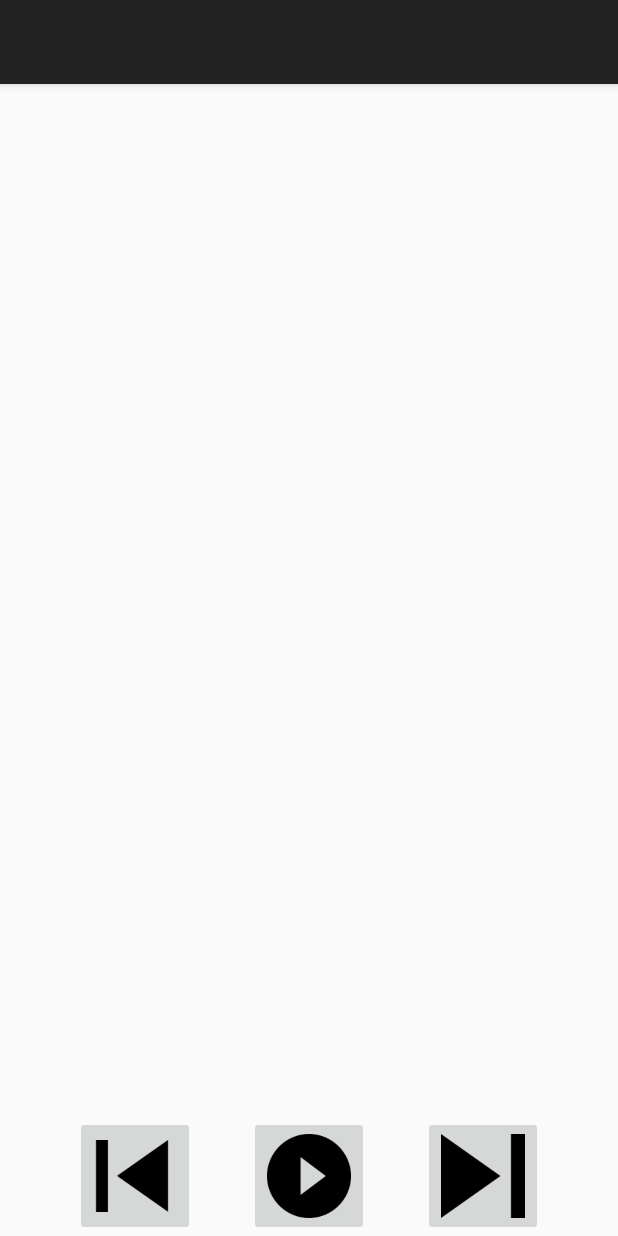
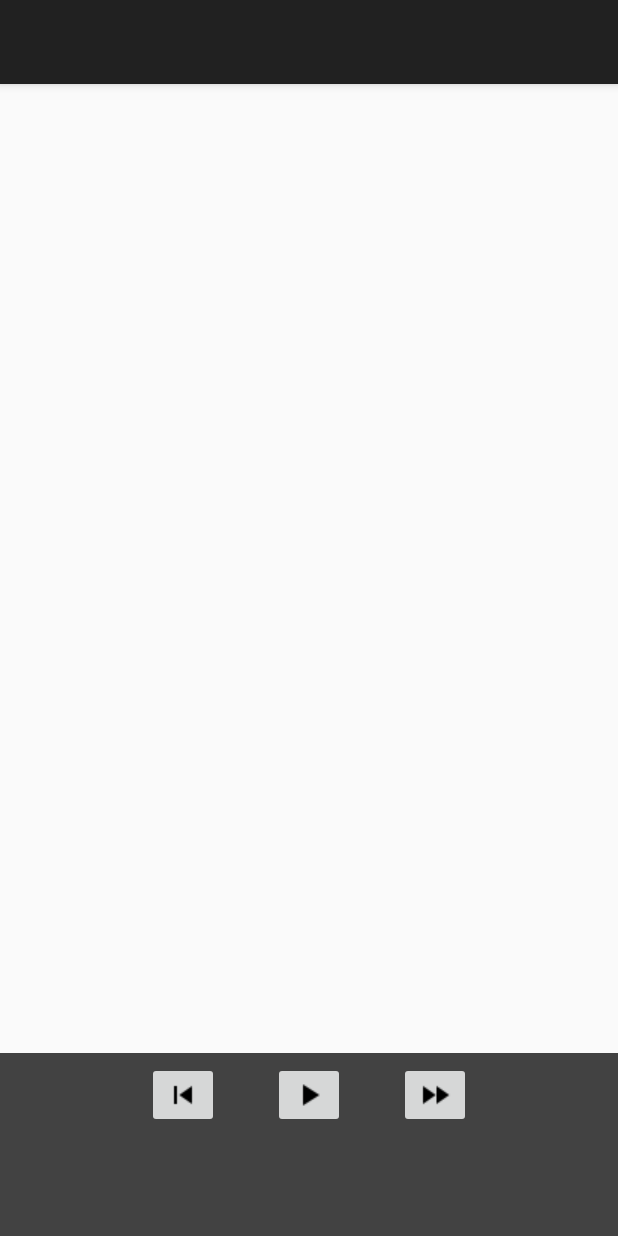
Before and after one commit to nikhilchakravartula/EMOTION-BASED-MUSIC-PLAYER, an Android app: the PlayActivity screen opened directly, with no data from a screen before it, on a phone screen of 412 x 824 dp. Run offline under Robolectric (Android 15) with nearby library versions, the light colour scheme and no system bars.

Commit message:
all working fine

```diff
--- a/app/src/main/java/com/example/emotionplayer/MusicPlayer.java
+++ b/app/src/main/java/com/example/emotionplayer/MusicPlayer.java
@@ -60,7 +60,9 @@ import java.text.SimpleDateFormat;
 import java.util.ArrayList;
 import java.util.Calendar;
 import java.util.Comparator;
+import java.util.Locale;
 import java.util.PriorityQueue;
+import java.util.TimeZone;
 import java.util.concurrent.atomic.AtomicReferenceArray;
 
 
@@ -156,22 +158,27 @@ public class MusicPlayer extends AppCompatActivity implements OnItemClickListene
                 timePicker=(TimePicker) view_time.findViewById(R.id.time_picker_id);
                 //SimpleDateFormat f=new SimpleDateFormat("yyyyMMddHHmmss");
                 Calendar c = Calendar.getInstance();
+
                 c.set(Calendar.YEAR, datePicker.getYear());
-                c.set(Calendar.MONTH, datePicker.getMonth());
+                c.set(Calendar.MONTH, (datePicker.getMonth()));
                 c.set(Calendar.DAY_OF_MONTH, datePicker.getDayOfMonth());
+                //System.out.print("date\t"+datePicker.getYear()+"\t"+(datePicker.getMonth()+1)+"\t"+datePicker.getDayOfMonth());
                 if(Build.VERSION.SDK_INT>=23) {
                     c.set(Calendar.HOUR, timePicker.getHour());
                     c.set(Calendar.MINUTE, timePicker.getMinute());
+                    System.out.print("time\t"+timePicker.getHour()+timePicker.getMinute());
                 }
                 else
                 {
                     c.set(Calendar.HOUR, timePicker.getCurrentHour());
                     c.set(Calendar.MINUTE, timePicker.getCurrentMinute());
+                    System.out.print("time deprecated\t"+timePicker.getCurrentHour()+timePicker.getCurrentMinute());
                 }
                 c.set(Calendar.SECOND,0);
                 c.set(Calendar.MILLISECOND, 0);
 
                 fb_posts_time=c.getTimeInMillis();
+                System.out.print("Get time in millis "+fb_posts_time);
                 dialog.dismiss();
                 synchFb();
 
--- a/app/src/main/java/com/example/emotionplayer/PlayActivity.java
+++ b/app/src/main/java/com/example/emotionplayer/PlayActivity.java
@@ -20,6 +20,7 @@ import android.widget.ImageButton;
 import android.widget.ListView;
 import android.widget.NumberPicker;
 import android.widget.RelativeLayout;
+import android.widget.Toast;
 
 import java.io.FileInputStream;
 import java.lang.reflect.Array;
@@ -94,10 +95,10 @@ public class PlayActivity extends AppCompatActivity {
             @Override
             public void onClick(DialogInterface dialog, int which) {
                 playlistLength=numberPicker.getValue();
+                MusicPlayer.currentPlaylist=new ArrayList<String>();
                ArrayList<PathEmotion> pathEmotions=new SongTbHelper().getInfo(MusicPlayer.database.getReadableDatabase());
                 createPlaylist(MusicPlayer.emotion,pathEmotions,playlistLength);
                 ListView lv=(ListView)findViewById(R.id.current_playlist_id);
-
                 ArrayAdapter<String> adapter = new ArrayAdapter<String>(PlayActivity.this, android.R.layout.simple_list_item_1, MusicPlayer.currentPlaylist);
                 lv.setAdapter(adapter);
                 lv.setOnItemClickListener(new AdapterView.OnItemClickListener() {
@@ -157,6 +158,12 @@ public class PlayActivity extends AppCompatActivity {
     }
     protected void createPlaylist(Emotion e, ArrayList<PathEmotion> pathEmotions, int lengthPlaylist)
     {
+        if(e==null|| (e.scores!=null&&e.scores.isEmpty()))
+        {
+            System.out.print("Here\n");
+            Toast.makeText(this,"Can't create playlist without user emotion",Toast.LENGTH_LONG);
+            return;
+        }
         MusicPlayer.currentPlaylist=new ArrayList<String>();
         class HeapNode
         {
--- a/app/src/main/java/com/example/emotionplayer/SocialProfile.java
+++ b/app/src/main/java/com/example/emotionplayer/SocialProfile.java
@@ -11,6 +11,7 @@ import android.support.v7.app.AppCompatActivity;
 import android.os.Bundle;
 import android.text.Layout;
 import android.util.AttributeSet;
+import android.util.MutableInt;
 import android.widget.Button;
 import android.view.*;
 import android.content.*;
@@ -119,7 +120,7 @@ public class SocialProfile extends AppCompatActivity {
 
     public static void getPosts(){
         new GraphRequest(
-                AccessToken.getCurrentAccessToken(), "/me/posts?since="+MusicPlayer.fb_posts_time/1000, null, HttpMethod.GET,
+                AccessToken.getCurrentAccessToken(), "/me/posts?since="+ MusicPlayer.fb_posts_time/1000, null, HttpMethod.GET,
                 new GraphRequest.Callback() {
                     public void onCompleted(GraphResponse response) {
                         posts="";
--- a/app/src/main/res/layout/play_layout.xml
+++ b/app/src/main/res/layout/play_layout.xml
@@ -10,57 +10,51 @@
     <LinearLayout
         android:layout_width="wrap_content"
         android:layout_height="wrap_content"
-        android:layout_weight="2"
+        android:layout_weight="9"
         >
-    <ListView
-        android:layout_width="wrap_content"
-        android:layout_height="wrap_content"
-        android:layout_alignParentStart="true"
-        android:id="@+id/current_playlist_id"/>
+
+        <ListView
+            android:id="@+id/current_playlist_id"
+            android:layout_width="wrap_content"
+            android:layout_height="wrap_content"
+            android:layout_alignParentStart="true" />
     </LinearLayout>
 
     <LinearLayout
         android:layout_width="fill_parent"
         android:layout_height="wrap_content"
-        android:layout_weight="8"
+        android:layout_weight="1"
+        android:background="@color/cardview_dark_background"
         android:orientation="horizontal">
 
         <RelativeLayout
             android:layout_width="fill_parent"
-            android:layout_height="wrap_content">
+            android:layout_height="50dp">
 
             <ImageButton
                 android:id="@+id/play_id"
-                android:layout_width="80dp"
-                android:layout_height="80dp"
+                android:layout_width="wrap_content"
+                android:layout_height="wrap_content"
                 android:layout_alignParentBottom="true"
                 android:layout_centerHorizontal="true"
-
-                android:layout_weight="0.08"
-                android:adjustViewBounds="true"
-                android:scaleType="centerInside"
                 app:srcCompat="@drawable/play_circle" />
 
             <ImageButton
                 android:id="@+id/skip_next_id"
-                android:layout_width="80dp"
-                android:layout_height="80dp"
+                android:layout_width="wrap_content"
+                android:layout_height="wrap_content"
                 android:layout_alignTop="@+id/play_id"
                 android:layout_marginStart="36dp"
                 android:layout_toEndOf="@+id/play_id"
-                android:adjustViewBounds="true"
-                android:scaleType="centerInside"
                 app:srcCompat="@drawable/skip_next" />
 
             <ImageButton
                 android:id="@+id/skip_previous_id"
-                android:layout_width="80dp"
-                android:layout_height="80dp"
+                android:layout_width="wrap_content"
+                android:layout_height="wrap_content"
                 android:layout_alignTop="@+id/play_id"
                 android:layout_marginEnd="36dp"
                 android:layout_toStartOf="@+id/play_id"
-                android:adjustViewBounds="true"
-                android:scaleType="centerInside"
                 app:srcCompat="@drawable/skip_previous" />
         </RelativeLayout>
     </LinearLayout>
```
Also changed, not shown: app/src/main/res/drawable/play_circle.png, app/src/main/res/drawable/skip_next.png, app/src/main/res/drawable/skip_previous.png, app/src/main/res/drawable/three_lines.png.
